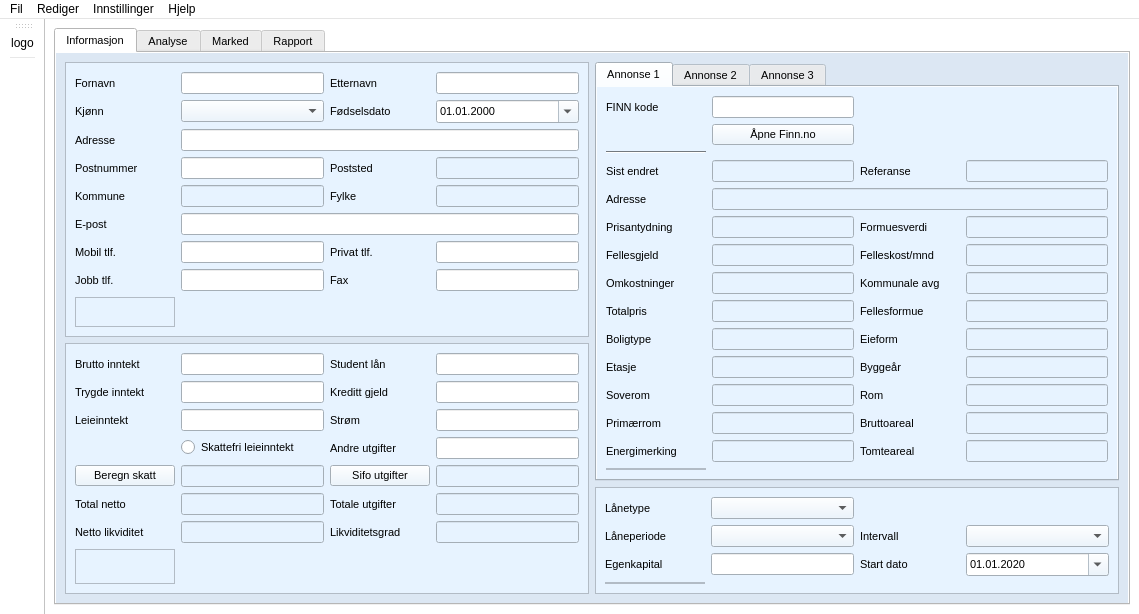
seemir/stressa, file source/ui/views/forms/home.ui: the form before one commit.
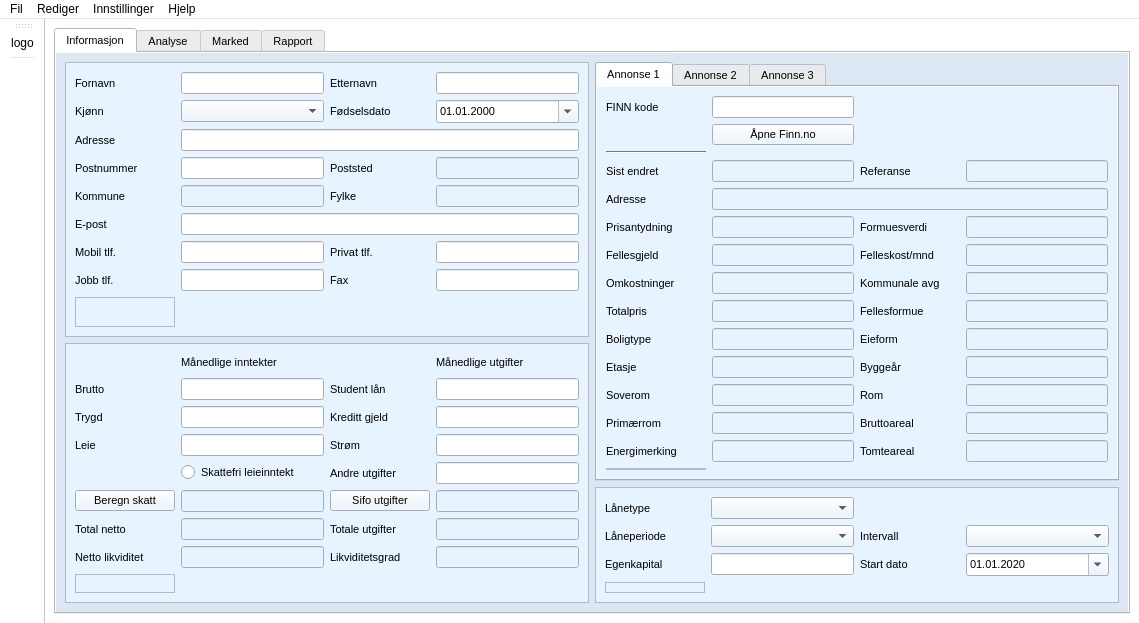
The form after the commit. Icons and pictures are not drawn.

```diff
--- a/source/ui/views/forms/home.ui
+++ b/source/ui/views/forms/home.ui
@@ -7,7 +7,7 @@
     <x>0</x>
     <y>0</y>
     <width>1139</width>
-    <height>603</height>
+    <height>609</height>
    </rect>
   </property>
   <property name="palette">
@@ -3417,7 +3417,23 @@
            <enum>QFrame::Plain</enum>
           </property>
           <layout class="QGridLayout" name="gridLayout_3">
-           <item row="13" column="2">
+           <item row="1" column="2">
+            <widget class="QLabel" name="label_student_lan">
+             <property name="minimumSize">
+              <size>
+               <width>100</width>
+               <height>0</height>
+              </size>
+             </property>
+             <property name="text">
+              <string>Student lån</string>
+             </property>
+             <property name="buddy">
+              <cstring>line_edit_student_lan</cstring>
+             </property>
+            </widget>
+           </item>
+           <item row="14" column="2">
             <widget class="QLabel" name="label_totale_utgifter">
              <property name="text">
               <string>Totale utgifter</string>
@@ -3427,24 +3443,7 @@
              </property>
             </widget>
            </item>
-           <item row="1" column="0">
-            <widget class="QLabel" name="label_trygde_inntekt">
-             <property name="text">
-              <string>Trygde inntekt</string>
-             </property>
-             <property name="buddy">
-              <cstring>line_edit_trygde_inntekt</cstring>
-             </property>
-            </widget>
-           </item>
-           <item row="1" column="1">
-            <widget class="QLineEdit" name="line_edit_trygde_inntekt">
-             <property name="clearButtonEnabled">
-              <bool>true</bool>
-             </property>
-            </widget>
-           </item>
-           <item row="13" column="1">
+           <item row="14" column="1">
             <widget class="QLineEdit" name="line_edit_total_netto">
              <property name="enabled">
               <bool>false</bool>
@@ -3454,7 +3453,7 @@
              </property>
             </widget>
            </item>
-           <item row="13" column="3">
+           <item row="14" column="3">
             <widget class="QLineEdit" name="line_edit_totale_utgifter">
              <property name="enabled">
               <bool>false</bool>
@@ -3464,17 +3463,7 @@
              </property>
             </widget>
            </item>
-           <item row="11" column="1">
-            <widget class="QLineEdit" name="line_edit_total_skatt">
-             <property name="enabled">
-              <bool>false</bool>
-             </property>
-             <property name="clearButtonEnabled">
-              <bool>true</bool>
-             </property>
-            </widget>
-           </item>
-           <item row="11" column="3">
+           <item row="12" column="3">
             <widget class="QLineEdit" name="line_edit_sifo_utgifter">
              <property name="enabled">
               <bool>false</bool>
@@ -3484,7 +3473,77 @@
              </property>
             </widget>
            </item>
-           <item row="0" column="1">
+           <item row="2" column="0">
+            <widget class="QLabel" name="label_trygde_inntekt">
+             <property name="text">
+              <string>Trygd</string>
+             </property>
+             <property name="buddy">
+              <cstring>line_edit_trygde_inntekt</cstring>
+             </property>
+            </widget>
+           </item>
+           <item row="15" column="0">
+            <widget class="QLabel" name="label_netto_likviditet">
+             <property name="text">
+              <string>Netto likviditet</string>
+             </property>
+             <property name="buddy">
+              <cstring>line_edit_netto_likviditet</cstring>
+             </property>
+            </widget>
+           </item>
+           <item row="1" column="3">
+            <widget class="QLineEdit" name="line_edit_student_lan">
+             <property name="minimumSize">
+              <size>
+               <width>140</width>
+               <height>0</height>
+              </size>
+             </property>
+             <property name="clearButtonEnabled">
+              <bool>true</bool>
+             </property>
+            </widget>
+           </item>
+           <item row="15" column="3">
+            <widget class="QLineEdit" name="line_edit_likviditetsgrad">
+             <property name="enabled">
+              <bool>false</bool>
+             </property>
+            </widget>
+           </item>
+           <item row="14" column="0">
+            <widget class="QLabel" name="label_total_netto">
+             <property name="text">
+              <string>Total netto</string>
+             </property>
+             <property name="alignment">
+              <set>Qt::AlignLeading|Qt::AlignLeft|Qt::AlignVCenter</set>
+             </property>
+             <property name="buddy">
+              <cstring>line_edit_total_netto</cstring>
+             </property>
+            </widget>
+           </item>
+           <item row="2" column="3">
+            <widget class="QLineEdit" name="line_edit_kreditt_gjeld">
+             <property name="clearButtonEnabled">
+              <bool>true</bool>
+             </property>
+            </widget>
+           </item>
+           <item row="12" column="1">
+            <widget class="QLineEdit" name="line_edit_total_skatt">
+             <property name="enabled">
+              <bool>false</bool>
+             </property>
+             <property name="clearButtonEnabled">
+              <bool>true</bool>
+             </property>
+            </widget>
+           </item>
+           <item row="1" column="1">
             <widget class="QLineEdit" name="line_edit_brutto_inntekt">
              <property name="minimumSize">
               <size>
@@ -3497,7 +3556,7 @@
              </property>
             </widget>
            </item>
-           <item row="0" column="0">
+           <item row="1" column="0">
             <widget class="QLabel" name="label_brutto_inntekter">
              <property name="minimumSize">
               <size>
@@ -3506,30 +3565,14 @@
               </size>
              </property>
              <property name="text">
-              <string>Brutto inntekt</string>
+              <string>Brutto</string>
              </property>
              <property name="buddy">
               <cstring>line_edit_brutto_inntekt</cstring>
              </property>
             </widget>
            </item>
-           <item row="0" column="2">
-            <widget class="QLabel" name="label_student_lan">
-             <property name="minimumSize">
-              <size>
-               <width>100</width>
-               <height>0</height>
-              </size>
-             </property>
-             <property name="text">
-              <string>Student lån</string>
-             </property>
-             <property name="buddy">
-              <cstring>line_edit_student_lan</cstring>
-             </property>
-            </widget>
-           </item>
-           <item row="14" column="2">
+           <item row="15" column="2">
             <widget class="QLabel" name="label_likviditetsgrad">
              <property name="text">
               <string>Likviditetsgrad</string>
@@ -3539,37 +3582,7 @@
              </property>
             </widget>
            </item>
-           <item row="0" column="3">
-            <widget class="QLineEdit" name="line_edit_student_lan">
-             <property name="minimumSize">
-              <size>
-               <width>140</width>
-               <height>0</height>
-              </size>
-             </property>
-             <property name="clearButtonEnabled">
-              <bool>true</bool>
-             </property>
-            </widget>
-           </item>
-           <item row="14" column="3">
-            <widget class="QLineEdit" name="line_edit_likviditetsgrad">
-             <property name="enabled">
-              <bool>false</bool>
-             </property>
-            </widget>
-           </item>
-           <item row="14" column="0">
-            <widget class="QLabel" name="label_netto_likviditet">
-             <property name="text">
-              <string>Netto likviditet</string>
-             </property>
-             <property name="buddy">
-              <cstring>line_edit_netto_likviditet</cstring>
-             </property>
-            </widget>
-           </item>
-           <item row="1" column="2">
+           <item row="2" column="2">
             <widget class="QLabel" name="label_kreditt_gjeld">
              <property name="text">
               <string>Kreditt gjeld</string>
@@ -3579,44 +3592,38 @@
              </property>
             </widget>
            </item>
-           <item row="13" column="0">
-            <widget class="QLabel" name="label_total_netto">
-             <property name="text">
-              <string>Total netto</string>
-             </property>
-             <property name="alignment">
-              <set>Qt::AlignLeading|Qt::AlignLeft|Qt::AlignVCenter</set>
-             </property>
-             <property name="buddy">
-              <cstring>line_edit_total_netto</cstring>
-             </property>
-            </widget>
-           </item>
-           <item row="1" column="3">
-            <widget class="QLineEdit" name="line_edit_kreditt_gjeld">
+           <item row="2" column="1">
+            <widget class="QLineEdit" name="line_edit_trygde_inntekt">
              <property name="clearButtonEnabled">
               <bool>true</bool>
              </property>
             </widget>
            </item>
-           <item row="2" column="3">
+           <item row="3" column="3">
             <widget class="QLineEdit" name="line_edit_strom">
              <property name="clearButtonEnabled">
               <bool>true</bool>
              </property>
             </widget>
            </item>
-           <item row="14" column="1">
-            <widget class="QLineEdit" name="line_edit_netto_likviditet">
-             <property name="enabled">
-              <bool>false</bool>
+           <item row="4" column="2">
+            <widget class="QLabel" name="label_andre_utgifter">
+             <property name="text">
+              <string>Andre utgifter</string>
              </property>
-             <property name="clearButtonEnabled">
-              <bool>true</bool>
+             <property name="buddy">
+              <cstring>line_edit_andre_utgifter</cstring>
              </property>
             </widget>
            </item>
-           <item row="2" column="2">
+           <item row="12" column="0">
+            <widget class="QPushButton" name="push_button_skatt">
+             <property name="text">
+              <string>Beregn skatt</string>
+             </property>
+            </widget>
+           </item>
+           <item row="3" column="2">
             <widget class="QLabel" name="label_strom">
              <property name="text">
               <string>Strøm</string>
@@ -3626,71 +3633,90 @@
              </property>
             </widget>
            </item>
-           <item row="15" column="0">
-            <widget class="QFrame" name="frame_budsjett_white_space">
-             <property name="frameShape">
-              <enum>QFrame::StyledPanel</enum>
-             </property>
-             <property name="frameShadow">
-              <enum>QFrame::Raised</enum>
-             </property>
-            </widget>
-           </item>
-           <item row="3" column="3">
+           <item row="4" column="3">
             <widget class="QLineEdit" name="line_edit_andre_utgifter">
              <property name="clearButtonEnabled">
               <bool>true</bool>
              </property>
             </widget>
            </item>
-           <item row="3" column="2">
-            <widget class="QLabel" name="label_andre_utgifter">
-             <property name="text">
-              <string>Andre utgifter</string>
-             </property>
-             <property name="buddy">
-              <cstring>line_edit_andre_utgifter</cstring>
-             </property>
-            </widget>
-           </item>
-           <item row="3" column="1">
-            <widget class="QRadioButton" name="radio_button_skattefrie_inntekt">
-             <property name="text">
-              <string>Skattefri leieinntekt</string>
-             </property>
-            </widget>
-           </item>
-           <item row="2" column="0">
+           <item row="3" column="0">
             <widget class="QLabel" name="label_leieinntekt">
              <property name="text">
-              <string>Leieinntekt</string>
+              <string>Leie</string>
              </property>
              <property name="buddy">
               <cstring>line_edit_leieinntekt</cstring>
              </property>
             </widget>
            </item>
-           <item row="2" column="1">
+           <item row="3" column="1">
             <widget class="QLineEdit" name="line_edit_leieinntekt">
              <property name="clearButtonEnabled">
               <bool>true</bool>
              </property>
             </widget>
            </item>
-           <item row="11" column="0">
-            <widget class="QPushButton" name="push_button_skatt">
-             <property name="text">
-              <string>Beregn skatt</string>
-             </property>
-            </widget>
-           </item>
-           <item row="11" column="2">
+           <item row="12" column="2">
             <widget class="QPushButton" name="push_button_sifo_utgifter">
              <property name="text">
               <string>Sifo utgifter</string>
              </property>
             </widget>
            </item>
+           <item row="4" column="1">
+            <widget class="QRadioButton" name="radio_button_skattefrie_inntekt">
+             <property name="text">
+              <string>Skattefri leieinntekt</string>
+             </property>
+            </widget>
+           </item>
+           <item row="15" column="1">
+            <widget class="QLineEdit" name="line_edit_netto_likviditet">
+             <property name="enabled">
+              <bool>false</bool>
+             </property>
+             <property name="clearButtonEnabled">
+              <bool>true</bool>
+             </property>
+            </widget>
+           </item>
+           <item row="16" column="0">
+            <widget class="QFrame" name="frame_budsjett_white_space">
+             <property name="frameShape">
+              <enum>QFrame::StyledPanel</enum>
+             </property>
+             <property name="frameShadow">
+              <enum>QFrame::Raised</enum>
+             </property>
+            </widget>
+           </item>
+           <item row="0" column="1">
+            <widget class="QLabel" name="label_manedlige_inntekter">
+             <property name="maximumSize">
+              <size>
+               <width>16777215</width>
+               <height>20</height>
+              </size>
+             </property>
+             <property name="text">
+              <string>Månedlige inntekter</string>
+             </property>
+            </widget>
+           </item>
+           <item row="0" column="3">
+            <widget class="QLabel" name="label_manedlige_utgifter">
+             <property name="maximumSize">
+              <size>
+               <width>16777215</width>
+               <height>20</height>
+              </size>
+             </property>
+             <property name="text">
+              <string>Månedlige utgifter</string>
+             </property>
+            </widget>
+           </item>
           </layout>
          </widget>
         </item>
```
Left out of the diff: 10 changed lines with no effect on the pictures.
